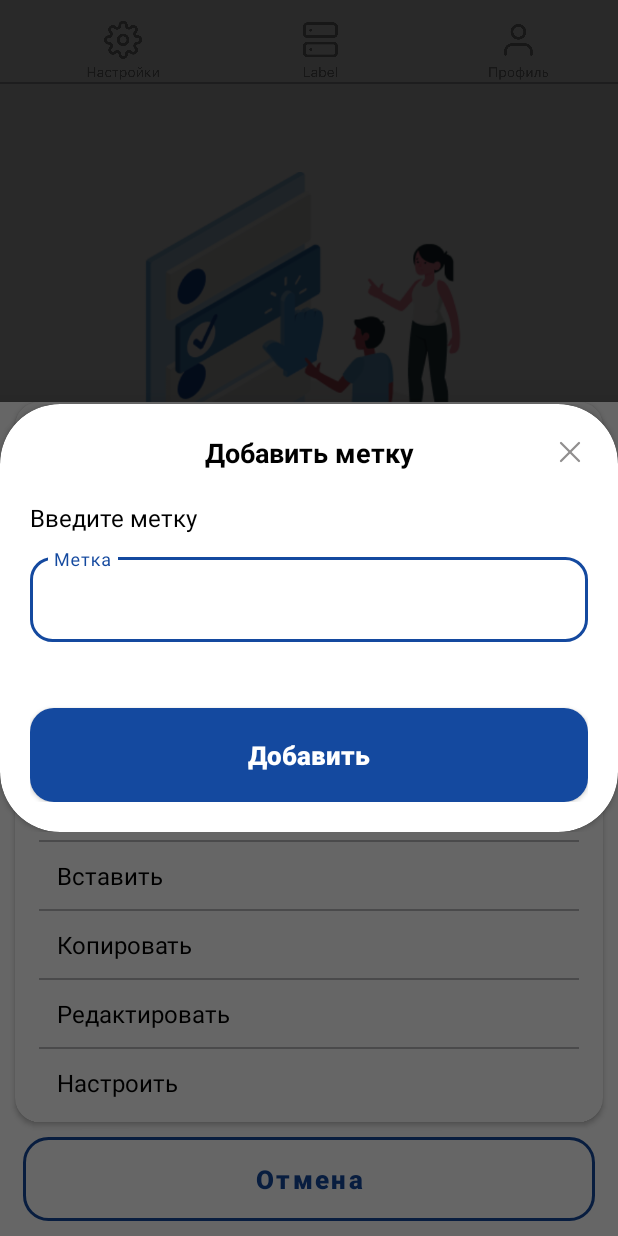
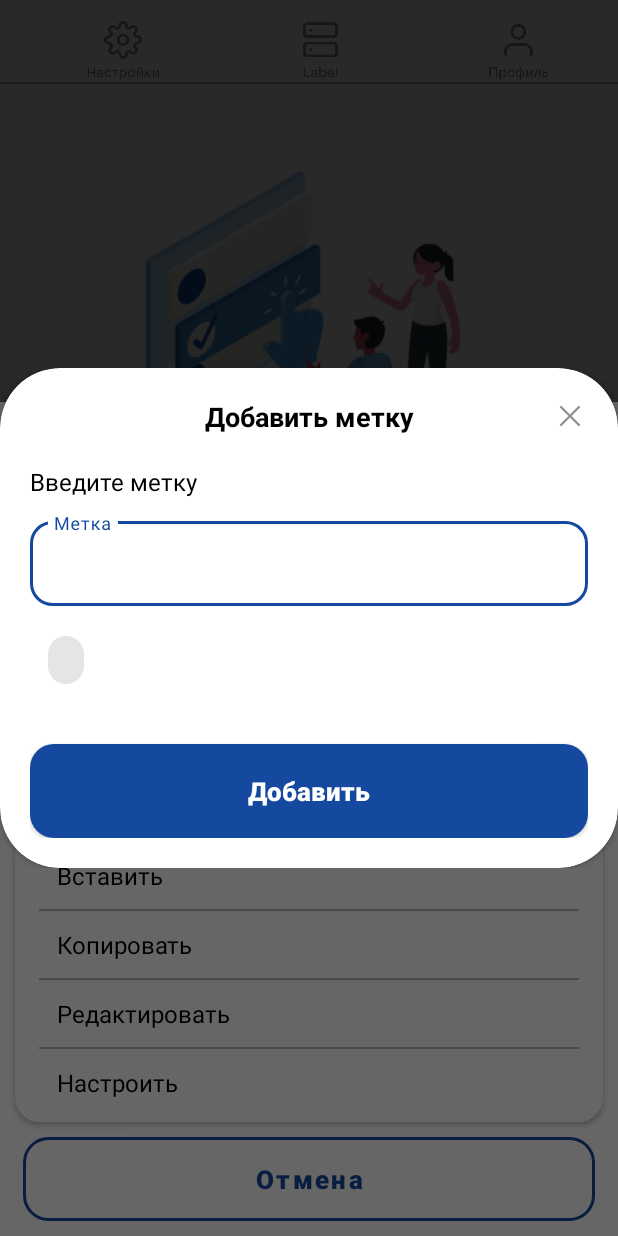
Before and after one commit to Ru7tam/Electron, an Android app: the screen it shows after launch (MainAccountActivity), after a tap on "Добавить", on a phone screen of 412 x 824 dp. Run offline under Robolectric (Android 15) with nearby library versions, the phone set to English and light mode, and no system bars; 3 other taps on this screen came first.

Commit message:
add_label is working except style of it

```diff
--- a/app/src/main/java/com/example/house_analysis/ui/profile/bottom_nav/BottomSheetDialogFagment.kt
+++ b/app/src/main/java/com/example/house_analysis/ui/profile/bottom_nav/BottomSheetDialogFagment.kt
@@ -13,7 +13,6 @@ import android.widget.LinearLayout
 import android.widget.TextView
 import androidx.constraintlayout.widget.ConstraintLayout
 import androidx.fragment.app.Fragment
-import com.allyants.chipview.ChipView
 import com.example.house_analysis.R
 import com.google.android.material.bottomsheet.BottomSheetDialogFragment
 import com.google.android.material.chip.Chip
@@ -23,7 +22,7 @@ import com.google.android.material.textfield.TextInputLayout
 
 class BottomSheetDialogFagment: BottomSheetDialogFragment() {
 
-    private lateinit var chipList : LinearLayout
+    private lateinit var chipList : ChipGroup
     override fun onCreateDialog(savedInstanceState: Bundle?): Dialog {
         val dialog = super.onCreateDialog(savedInstanceState)
         val view = LayoutInflater.from(context).inflate(R.layout.bottomsheet, null)
@@ -80,17 +79,11 @@ class BottomSheetDialogFagment: BottomSheetDialogFragment() {
         val dialog = Dialog(requireContext())
         dialog.setContentView(view)
 
-        chipList = view.findViewById(R.id.listChip)
+        chipList = view.findViewById(R.id.chipGroup)
         val addLabelBtn = view.findViewById<Button>(R.id.addLabelBtn)
         val addLabelEt = view.findViewById<TextInputEditText>(R.id.addLabelEt)
 
-        addLabelBtn.setOnClickListener {
-            val inputText = addLabelEt.text.toString().trim()
-            if (inputText.isNotEmpty()) {
-                addChip(inputText)
-                addLabelEt.text = null
-            }
-        }
+        addLabelBtn.setOnClickListener { addChip(addLabelEt.text.toString()) }
 
         // Set dialog width and height
         val window = dialog.window
@@ -107,10 +100,9 @@ class BottomSheetDialogFagment: BottomSheetDialogFragment() {
 
     private fun addChip(text2: String) {
         d("mytag", "$text2")
-        val chipView = LayoutInflater.from(context).inflate(R.layout.item_label, chipList, false) as ConstraintLayout
-        val chip = chipView.findViewById<Chip>(R.id.chipView)
-        chip.text = text2
+        val chip1 = Chip(requireContext())
+        chip1.text = text2
+        chipList.addView(chip1)
 
-        chipList.addView(chipView)
     }
 }
--- a/app/src/main/res/layout/add_label_dialog.xml
+++ b/app/src/main/res/layout/add_label_dialog.xml
@@ -93,10 +93,11 @@
                 android:orientation="horizontal"
                 android:layout_height="wrap_content">
 
-                <LinearLayout
-                    android:id="@+id/listChip"
+                <com.google.android.material.chip.ChipGroup
+                    android:id="@+id/chipGroup"
                     android:layout_width="match_parent"
-                    android:layout_height="wrap_content"/>
+                    android:layout_height="wrap_content"
+                    app:chipSpacing="8dp"/>
 
             </LinearLayout>
 
```
